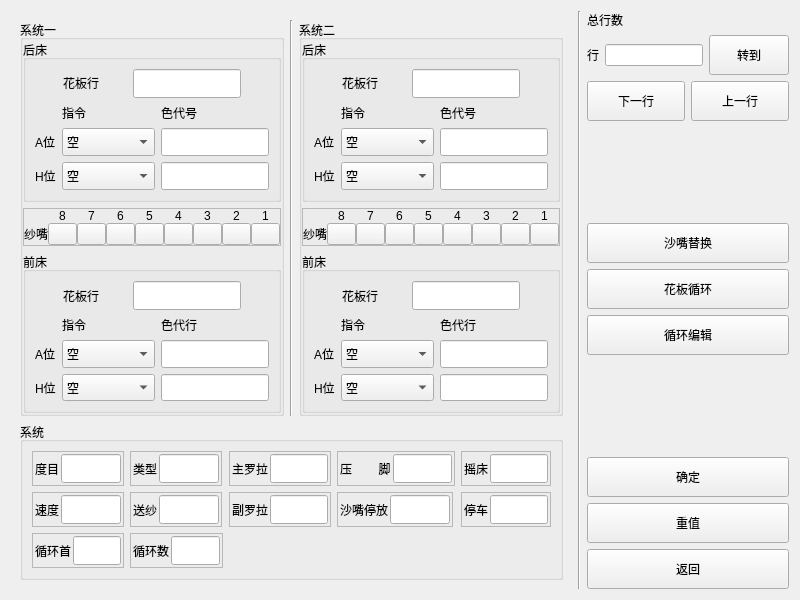
First picture: the form in qcnteditform.ui, repository httpftpli/mdimh, before the edit.
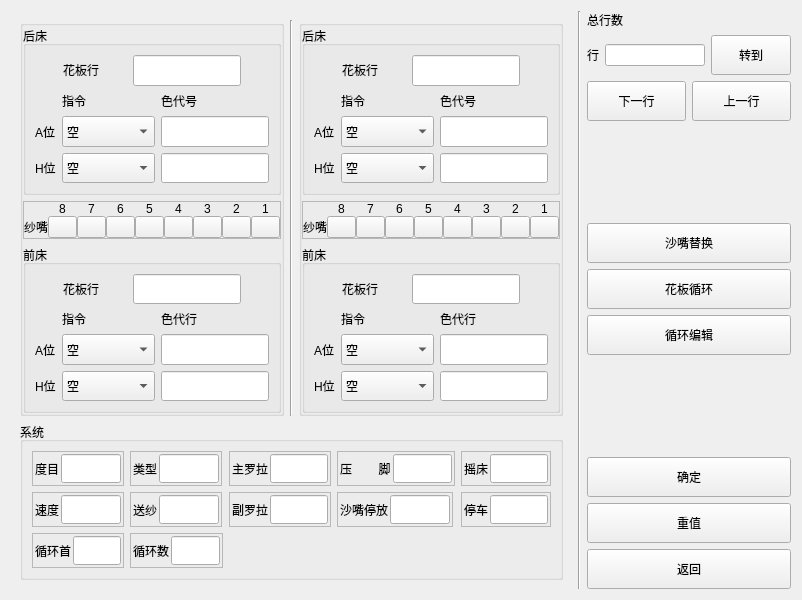
Second picture: the form after the edit. Custom widgets are drawn as their Qt base class.

Patch:
```diff
--- a/qcnteditform.ui
+++ b/qcnteditform.ui
@@ -6,7 +6,7 @@
    <rect>
     <x>0</x>
     <y>0</y>
-    <width>800</width>
+    <width>802</width>
     <height>600</height>
    </rect>
   </property>
@@ -26,9 +26,6 @@
          <layout class="QHBoxLayout" name="horizontalLayout_10">
           <item>
            <widget class="QGroupBox" name="groupBox_3">
-            <property name="title">
-             <string>系统一</string>
-            </property>
             <layout class="QVBoxLayout" name="verticalLayout">
              <property name="sizeConstraint">
               <enum>QLayout::SetDefaultConstraint</enum>
@@ -702,9 +699,6 @@
           </property>
           <item>
            <widget class="QGroupBox" name="groupBox_4">
-            <property name="title">
-             <string>系统二</string>
-            </property>
             <layout class="QVBoxLayout" name="verticalLayout_2">
              <property name="margin">
               <number>0</number>
```
